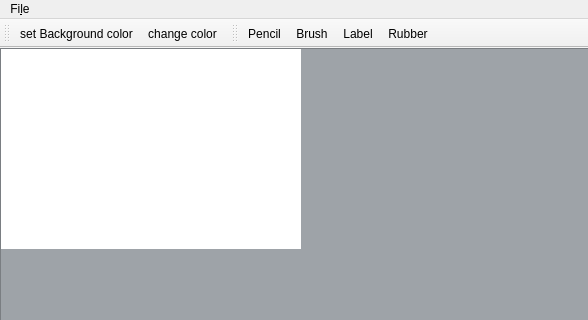
Qt form adaptink.ui (TiWinDeTea/Adaptink) before a commit; both pictures show x 0 to 588 and y 0 to 320 of the 785 by 600 pixel window.
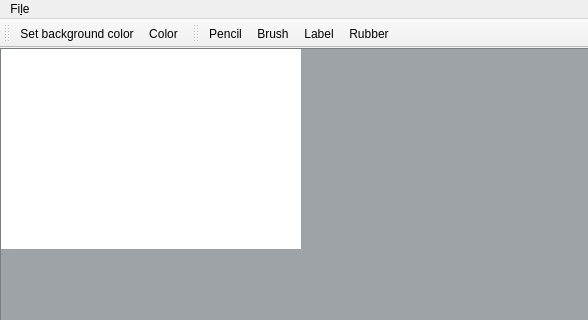
The same form after that commit. Custom widgets are drawn as their Qt base class.

Commit message: Implements menu button actions.

Diff of the .ui file:
```diff
--- a/adaptink.ui
+++ b/adaptink.ui
@@ -1005,7 +1005,7 @@
   </action>
   <action name="actionChangeColor">
    <property name="text">
-    <string>change color</string>
+    <string>Color</string>
    </property>
   </action>
   <action name="actionToolPencil">
@@ -1043,7 +1043,10 @@
   </action>
   <action name="actionSet_Background_color">
    <property name="text">
-    <string>set Background color</string>
+    <string>Set background color</string>
+   </property>
+   <property name="toolTip">
+    <string>Set background color</string>
    </property>
   </action>
  </widget>
```
Left out of the diff: 10 changed lines with no effect on the pictures. The commit also changes 5 other files.
